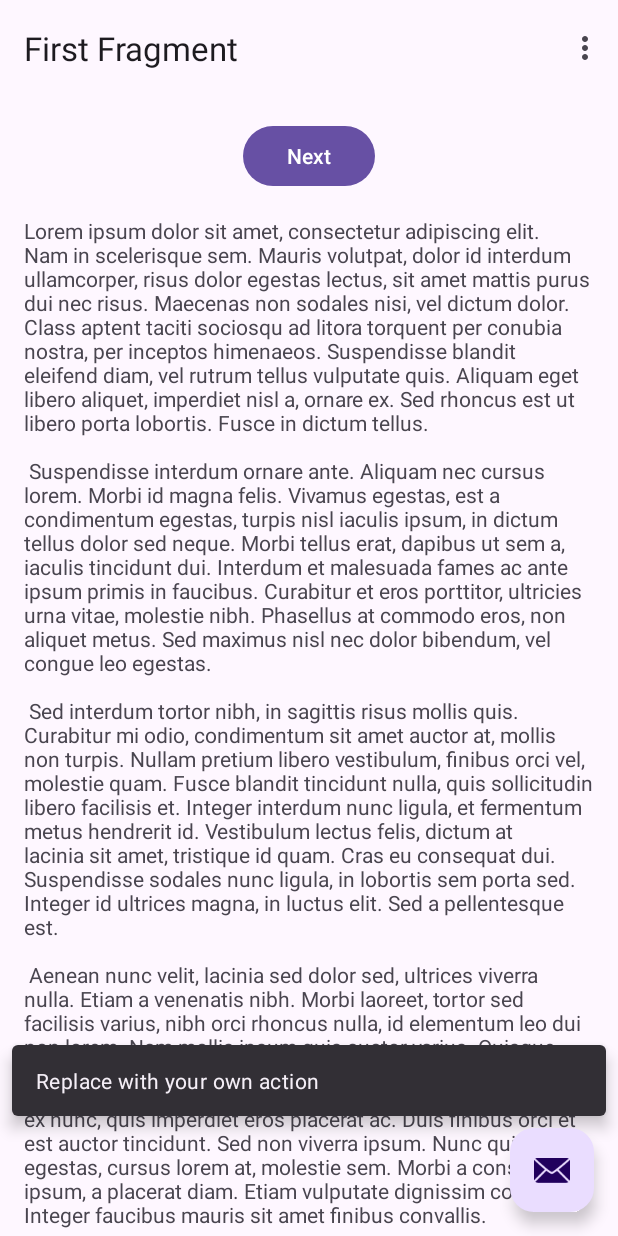
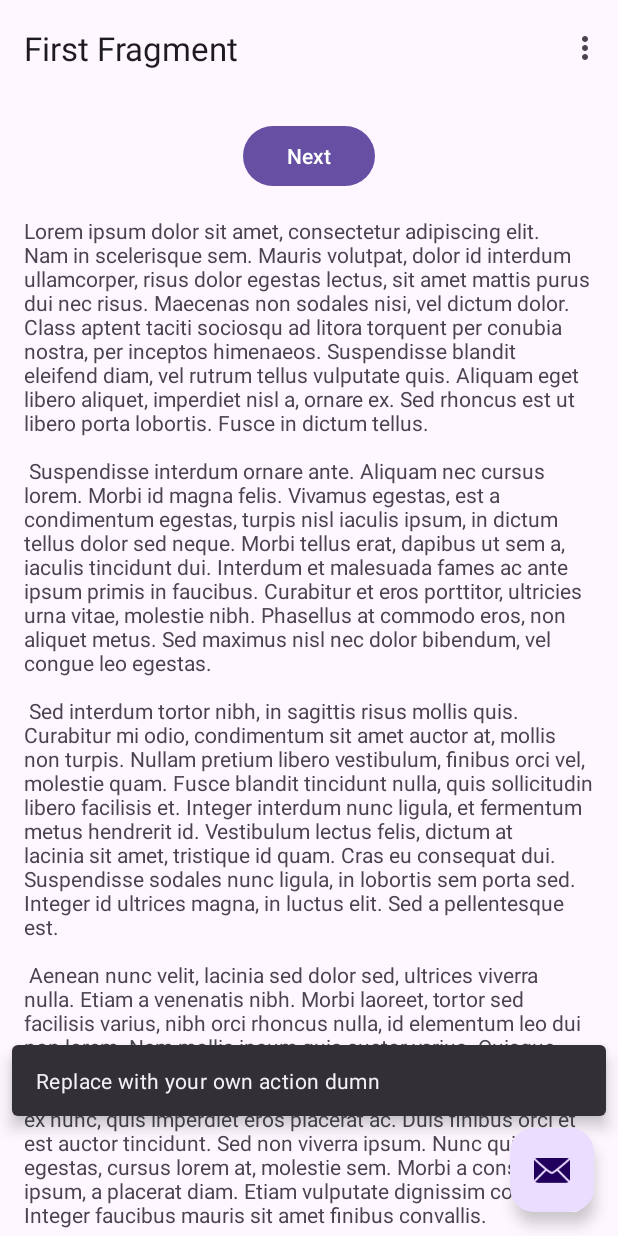
Before and after one commit to Priscilacaballero/Caballero_Perez_Rojas_tarea1, an Android app: the screen it shows after launch (MainActivity), after a tap on an icon or button, on a phone screen of 412 x 824 dp. Run offline under Robolectric (Android 15) with nearby library versions, the phone set to English and light mode, and no system bars; our stand-ins replace navigation-ui.

Commit message:
//prueba

```diff
--- a/app/src/main/java/com/example/caballero_perez_rojas_tarea1/MainActivity.kt
+++ b/app/src/main/java/com/example/caballero_perez_rojas_tarea1/MainActivity.kt
@@ -29,7 +29,7 @@ class MainActivity : AppCompatActivity() {
         setupActionBarWithNavController(navController, appBarConfiguration)
 
         binding.fab.setOnClickListener { view ->
-            Snackbar.make(view, "Replace with your own action", Snackbar.LENGTH_LONG)
+            Snackbar.make(view, "Replace with your own action dumn", Snackbar.LENGTH_LONG)
                 .setAction("Action", null)
                 .setAnchorView(R.id.fab).show()
         }
```
